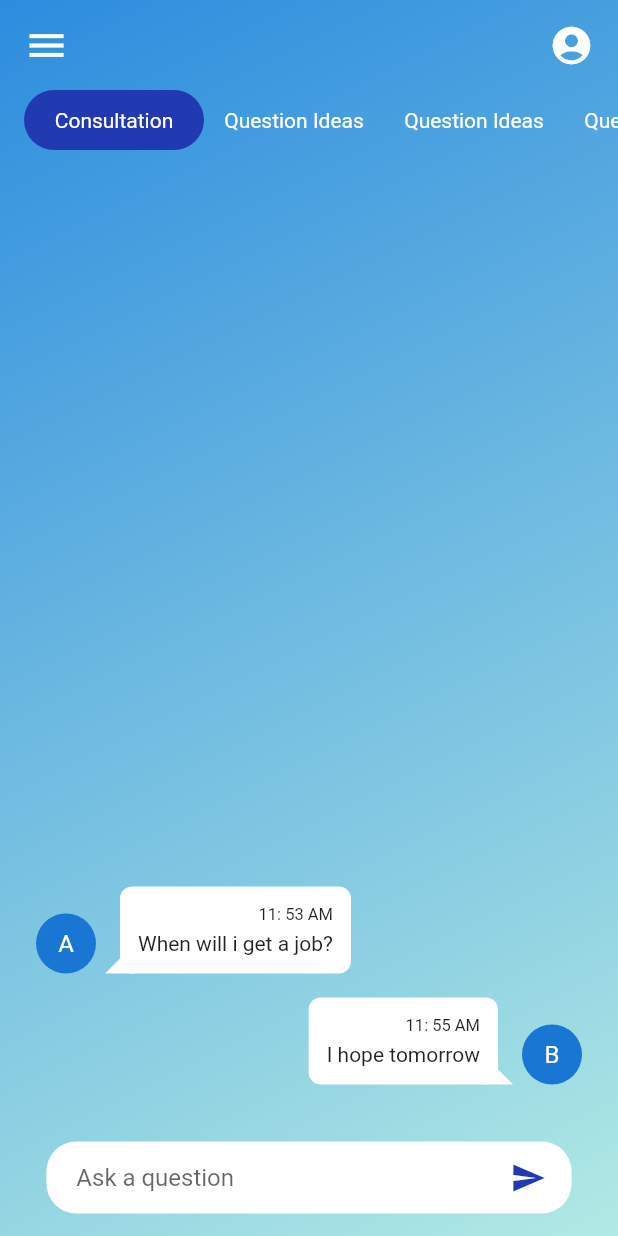
After one commit to adaptive-beaver/Flutter-demo, a Flutter app: the ChatHome screen opened directly, on a phone screen of 412 x 824 dp. The commit adds this screen. Run offline on Flutter 3.47's test engine with Material 2 defaults, Android fonts, the phone set to English and light mode, and no system bars; our stand-ins replace camera, dio, path_drawing, shared_preferences; accounts and stored records are empty.

Commit message:
chore: addd chat example page

```diff
--- a/lib/configs/routes.dart
+++ b/lib/configs/routes.dart
@@ -2,6 +2,7 @@ import 'package:playground_flutter/home.dart';
 import 'package:playground_flutter/pages/navigation-bars/3d_bottom_navigation_bar.dart';
 import 'package:playground_flutter/pages/navigation-bars/bottom_with_float_button.dart';
 import 'package:playground_flutter/pages/progress-button/progress-button.dart';
+import 'package:playground_flutter/pages/templates/chat.dart';
 import 'package:playground_flutter/pages/templates/daycare-clone/daycare-home.dart';
 import 'package:playground_flutter/pages/templates/furniture-clone/furniture-home.dart';
 import 'package:playground_flutter/pages/templates/greenery-clone/greenery-home.dart';
--- /dev/null
+++ b/lib/pages/templates/chat.dart
@@ -0,0 +1,289 @@
+import 'package:flutter/material.dart';
+
+class ChatHome extends StatefulWidget {
+  ChatHome({Key key}) : super(key: key);
+
+  _ChatHomeState createState() => _ChatHomeState();
+}
+
+class _ChatHomeState extends State<ChatHome> {
+  final TextEditingController _textController = new TextEditingController();
+
+  void _handleSubmitted(String text) {}
+
+  @override
+  Widget build(BuildContext context) {
+    return Scaffold(
+      body: Container(
+        height: MediaQuery.of(context).size.height,
+        width: MediaQuery.of(context).size.width,
+        decoration: BoxDecoration(
+          gradient: LinearGradient(
+            begin: Alignment.topLeft,
+            end: Alignment.bottomRight,
+            colors: [
+              Color(0xff2c8cde),
+              Color(0xffb1e9e4),
+            ],
+          ),
+        ),
+        child: SafeArea(
+          child: Column(
+            children: <Widget>[
+              new Container(
+                height: 60,
+                width: MediaQuery.of(context).size.width,
+                padding: const EdgeInsets.symmetric(horizontal: 16),
+                child: Row(
+                  mainAxisAlignment: MainAxisAlignment.spaceBetween,
+                  crossAxisAlignment: CrossAxisAlignment.center,
+                  children: <Widget>[
+                    Icon(
+                      Icons.menu,
+                      color: Colors.white,
+                      size: 30,
+                    ),
+                    Icon(
+                      Icons.account_circle,
+                      color: Colors.white,
+                      size: 30,
+                    ),
+                  ],
+                ),
+              ),
+              new Container(
+                height: 40,
+                width: MediaQuery.of(context).size.width,
+                child: ListView(
+                  scrollDirection: Axis.horizontal,
+                  padding: const EdgeInsets.only(left: 16),
+                  children: <Widget>[
+                    Container(
+                      alignment: Alignment.center,
+                      width: 120,
+                      decoration: BoxDecoration(
+                        color: Color(0xff2139b1),
+                        borderRadius: BorderRadius.circular(20),
+                      ),
+                      child: Text(
+                        "Consultation",
+                        style: TextStyle(
+                          color: Colors.white,
+                        ),
+                      ),
+                    ),
+                    Container(
+                      alignment: Alignment.center,
+                      width: 120,
+                      child: Text(
+                        "Question Ideas",
+                        style: TextStyle(
+                          color: Colors.white,
+                        ),
+                      ),
+                    ),
+                    Container(
+                      alignment: Alignment.center,
+                      width: 120,
+                      child: Text(
+                        "Question Ideas",
+                        style: TextStyle(
+                          color: Colors.white,
+                        ),
+                      ),
+                    ),
+                    Container(
+                      alignment: Alignment.center,
+                      width: 120,
+                      child: Text(
+                        "Question Ideas",
+                        style: TextStyle(
+                          color: Colors.white,
+                        ),
+                      ),
+                    )
+                  ],
+                ),
+              ),
+              new Flexible(
+                child: new ListView(
+                  padding: new EdgeInsets.fromLTRB(16, 0, 16, 30),
+                  reverse: true,
+                  children: <Widget>[
+                    Row(
+                      mainAxisAlignment: MainAxisAlignment.end,
+                      crossAxisAlignment: CrossAxisAlignment.end,
+                      children: <Widget>[
+                        Padding(
+                          padding: const EdgeInsets.all(8.0),
+                          child: Stack(
+                            children: <Widget>[
+                              DecoratedBox(
+                                decoration: BoxDecoration(
+                                  color: Colors.white,
+                                  borderRadius: BorderRadius.circular(8.0),
+                                ),
+                                child: Align(
+                                  alignment: Alignment.centerLeft,
+                                  child: Padding(
+                                    padding: const EdgeInsets.all(12.0),
+                                    child: Column(
+                                      crossAxisAlignment:
+                                          CrossAxisAlignment.end,
+                                      mainAxisAlignment:
+                                          MainAxisAlignment.start,
+                                      children: <Widget>[
+                                        Text(
+                                          "11: 55 AM",
+                                          textAlign: TextAlign.end,
+                                          style: TextStyle(
+                                            fontSize: 11,
+                                          ),
+                                        ),
+                                        SizedBox(height: 5),
+                                        Text("I hope tomorrow"),
+                                      ],
+                                    ),
+                                  ),
+                                ),
+                              ),
+                              Positioned(
+                                right: 0,
+                                bottom: 0,
+                                child: CustomPaint(
+                                  painter: Triangle(),
+                                ),
+                              ),
+                            ],
+                          ),
+                        ),
+                        Padding(
+                          padding: const EdgeInsets.only(
+                            left: 8.0,
+                            bottom: 8.0,
+                            right: 8.0,
+                          ),
+                          child: CircleAvatar(
+                            child: Text("B"),
+                          ),
+                        ),
+                      ],
+                    ),
+                    Row(
+                      mainAxisAlignment: MainAxisAlignment.start,
+                      crossAxisAlignment: CrossAxisAlignment.end,
+                      children: <Widget>[
+                        Padding(
+                          padding: const EdgeInsets.only(
+                            left: 8.0,
+                            bottom: 8.0,
+                            right: 8.0,
+                          ),
+                          child: CircleAvatar(
+                            child: Text("A"),
+                          ),
+                        ),
+                        Padding(
+                          padding: const EdgeInsets.all(8.0),
+                          child: Stack(
+                            children: <Widget>[
+                              Positioned(
+                                left: 0,
+                                bottom: 0,
+                                child: CustomPaint(
+                                  painter: Triangle(),
+                                ),
+                              ),
+                              DecoratedBox(
+                                decoration: BoxDecoration(
+                                  color: Colors.white,
+                                  borderRadius: BorderRadius.circular(8.0),
+                                ),
+                                child: Align(
+                                  alignment: Alignment.centerLeft,
+                                  child: Padding(
+                                    padding: const EdgeInsets.all(12.0),
+                                    child: Column(
+                                      crossAxisAlignment:
+                                          CrossAxisAlignment.end,
+                                      mainAxisAlignment:
+                                          MainAxisAlignment.start,
+                                      children: <Widget>[
+                                        Text(
+                                          "11: 53 AM",
+                                          textAlign: TextAlign.end,
+                                          style: TextStyle(
+                                            fontSize: 11,
+                                          ),
+                                        ),
+                                        SizedBox(height: 5),
+                                        Text("When will i get a job?"),
+                                      ],
+                                    ),
+                                  ),
+                                ),
+                              ),
+                            ],
+                          ),
+                        ),
+                      ],
+                    ),
+                  ],
+                ),
+              ),
+              new Container(
+                padding: const EdgeInsets.only(left: 20, right: 5),
+                width: MediaQuery.of(context).size.width * .85,
+                decoration: BoxDecoration(
+                  borderRadius: BorderRadius.circular(20),
+                  color: Colors.white,
+                ),
+                child: new Row(
+                  children: <Widget>[
+                    new Flexible(
+                      child: new TextField(
+                        decoration: new InputDecoration.collapsed(
+                          hintText: "Ask a question",
+                        ),
+                        controller: _textController,
+                        onSubmitted: _handleSubmitted,
+                      ),
+                    ),
+                    new Container(
+                      child: new IconButton(
+                        icon: new Icon(
+                          Icons.send,
+                          color: Color(0xff2139b1),
+                        ),
+                        onPressed: () => _handleSubmitted(_textController.text),
+                      ),
+                    )
+                  ],
+                ),
+              ),
+              SizedBox(height: 15),
+            ],
+          ),
+        ),
+      ),
+    );
+  }
+}
+
+class Triangle extends CustomPainter {
+  @override
+  void paint(Canvas canvas, Size size) {
+    var paint = Paint()..color = Colors.white;
+
+    var path = Path();
+    path.lineTo(10, 0);
+    path.lineTo(0, -10);
+    path.lineTo(-10, 0);
+    canvas.drawPath(path, paint);
+  }
+
+  @override
+  bool shouldRepaint(CustomPainter oldDelegate) {
+    return true;
+  }
+}
```
Also changed, not shown: ss10.png (added), 1 other file.
